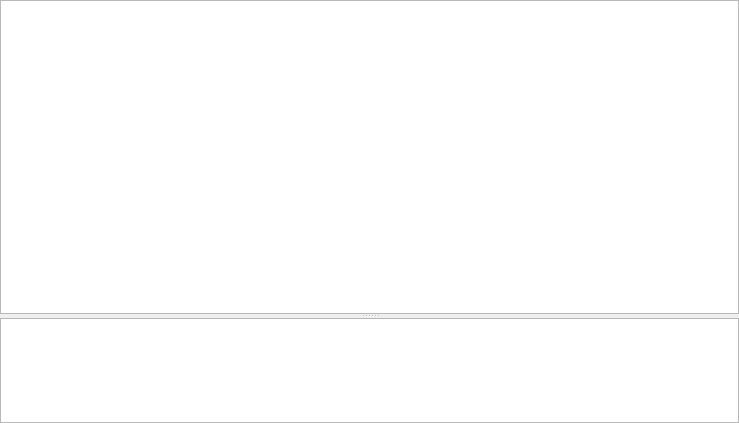
Before: the Qt Designer form omodsim/controls/scriptcontrol.ui in sanny32/OpenModSim, drawn with Qt 5.
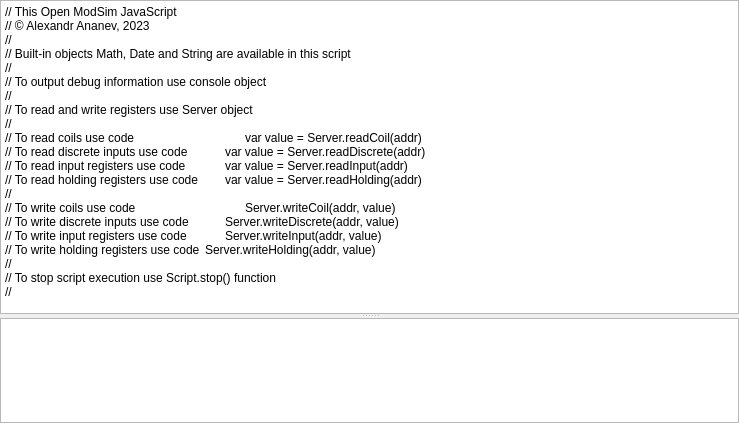
After: the same form once the commit is applied. Custom widgets are drawn as their Qt base class.

Commit message: Added script comments

```diff
--- a/omodsim/controls/scriptcontrol.ui
+++ b/omodsim/controls/scriptcontrol.ui
@@ -35,6 +35,32 @@
         <verstretch>3</verstretch>
        </sizepolicy>
       </property>
+      <property name="plainText">
+       <string>// This Open ModSim JavaScript
+// © Alexandr Ananev, 2023
+//
+// Built-in objects Math, Date and String are available in this script
+//
+// To output debug information use console object
+//
+// To read and write registers use Server object
+//
+// To read coils use code 						var value = Server.readCoil(addr)
+// To read discrete inputs use code  		var value = Server.readDiscrete(addr)
+// To read input registers use code 		var value = Server.readInput(addr)
+// To read holding registers use code		var value = Server.readHolding(addr)
+//
+// To write coils use code						Server.writeCoil(addr, value)
+// To write discrete inputs use code		Server.writeDiscrete(addr, value)
+// To write input registers use code		Server.writeInput(addr, value)
+// To write holding registers use code	Server.writeHolding(addr, value)
+//
+// To stop script execution use Script.stop() function
+//</string>
+      </property>
+      <property name="tabStopDistance">
+       <double>20.000000000000000</double>
+      </property>
      </widget>
      <widget class="QPlainTextEdit" name="console">
       <property name="sizePolicy">
```
